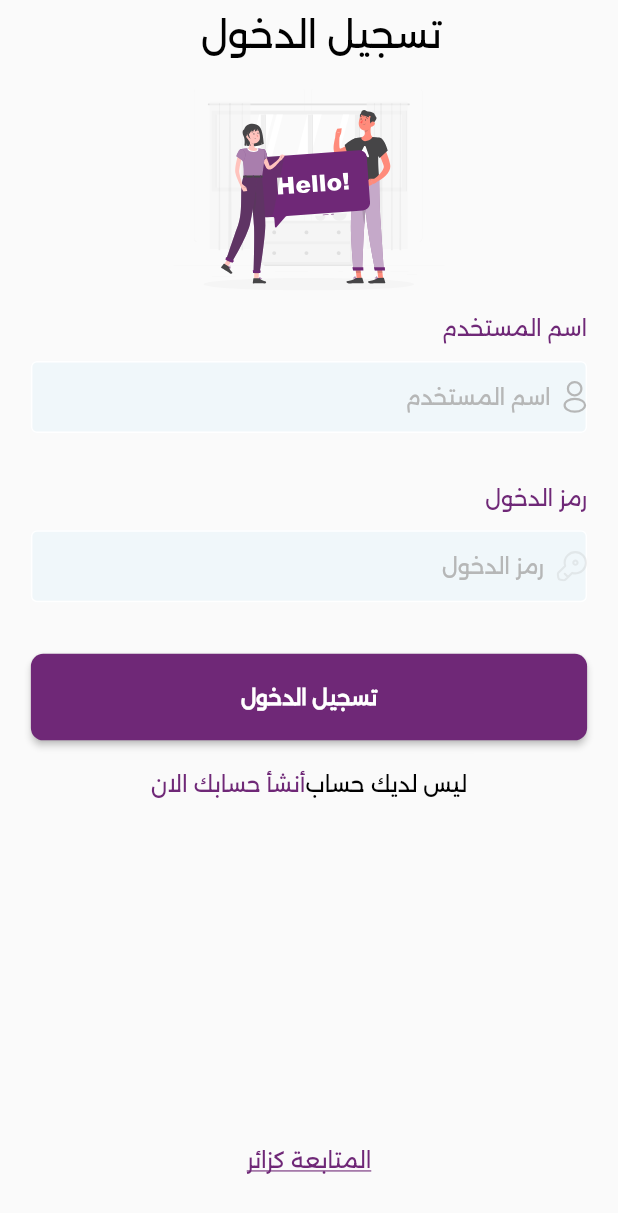
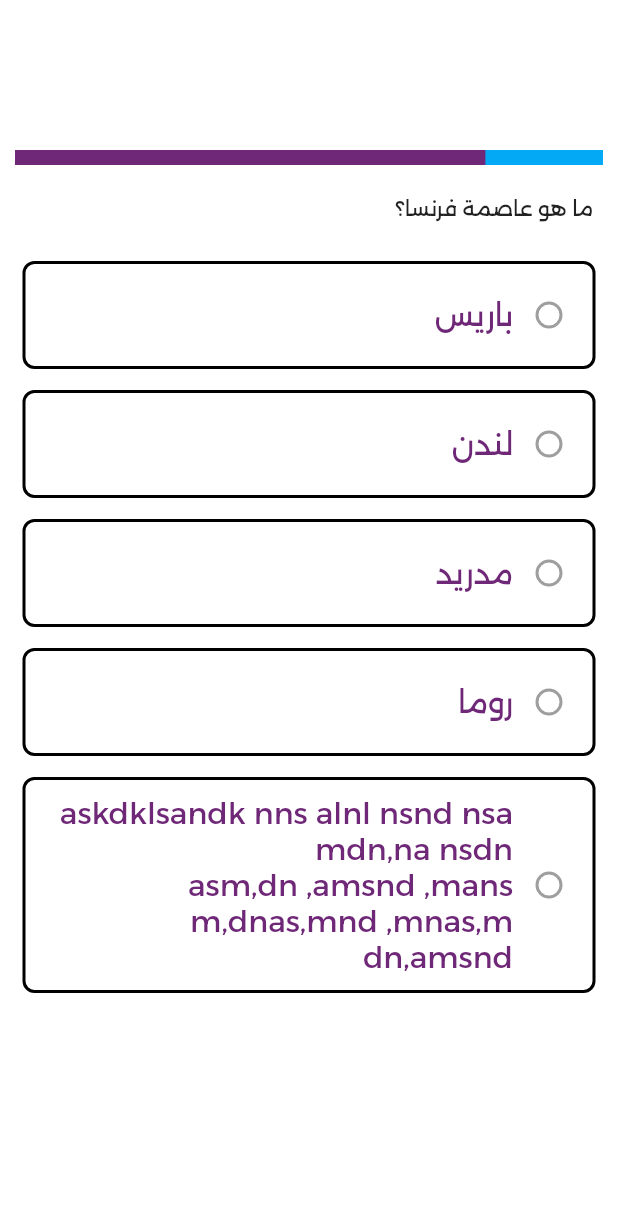
Before and after one commit to YamenAbuAlros/darrebni_project, a Flutter app: the screen it shows after launch, after a tap on "تسجيل الدخول", on a phone screen of 412 x 824 dp. Shown: the top 1213 px of the screen. Run offline on Flutter 3.47's test engine with Material 2 defaults, Android fonts, the phone set to English and light mode, and no system bars; our stand-ins replace bot_toast, carousel_slider, connectivity_plus, flutter_spinkit, flutter_svg, get and 1 more; network calls fail; project files that could hold a hidden picture were left out.

Commit message:
update custom question 22

```diff
--- a/lib/core/services/connectivity_service.dart
+++ b/lib/core/services/connectivity_service.dart
@@ -32,8 +32,8 @@ class ConnectivityService {
         return ConnectivityStatus.OFFLINE;
       case ConnectivityResult.vpn:
         return ConnectivityStatus.ONLINE;
-      case ConnectivityResult.other:
-        return ConnectivityStatus.ONLINE;
+      // case ConnectivityResult.other:
+      //   return ConnectivityStatus.ONLINE;
     }
   }
 }
--- a/lib/ui/shared/custom_widgets/custom_overalay.dart
+++ b/lib/ui/shared/custom_widgets/custom_overalay.dart
@@ -32,14 +32,14 @@ void showCustomAlertDialog({
               text: 'تسجيل الدخول',
               textColor: AppColors.mainWhite,
               onPressed: () {
-                Get.to(const LoginView());
+                Get.off(const LoginView());
               },),
             (15).sbh,
             CustomRichText(
               text1: 'ليس لديك حساب',
               text2: 'أنشأ حسابك الان',
               ontap: () {
-                Get.to(const RegisterView());
+                Get.off(const RegisterView());
               },
             ),
           ],
@@ -52,7 +52,9 @@ void showCustomAlertDialog({
             ),
             (10).sbh,
             CustomButton(
-                text: 'أرسل', textColor: AppColors.mainWhite),
+                text: 'أرسل', textColor: AppColors.mainWhite,onPressed: (){
+                  Get.back();
+            },),
           ]
         ],
       ),
--- a/lib/ui/shared/custom_widgets/custom_question.dart
+++ b/lib/ui/shared/custom_widgets/custom_question.dart
@@ -1,88 +1,122 @@
-// import 'package:flutter/material.dart';
-// import 'package:template/ui/shared/custom_widgets/custom_radioLisTile.dart';
-// import 'package:template/ui/shared/extenssions/extenssions.dart';
-// class Question {
-//   final String questionText;
-//   final List<String> options;
-//   final int correctOptionIndex;
-//
-//   Question({required this.questionText, required this.options, required this.correctOptionIndex});
-// }
-// class CustomQuestion extends StatefulWidget {
-//   final String questionText;
-//   final List<String> options;
-//   final int correctOptionIndex;
-//   const CustomQuestion({super.key, required this.questionText, required this.options, required this.correctOptionIndex});
-//
-//   @override
-//   State<CustomQuestion> createState() => _CustomQuestionState();
-// }
-//
-// class _CustomQuestionState extends State<CustomQuestion> {
-//   int _currentQuestionIndex = 0;
-//
-//   int _score = 0;
-//
-//   List<Question> _questions = [
-//     Question(
-//       questionText: 'ما هو عاصمة فرنسا؟',
-//       options: ['باريس', 'لندن', 'مدريد', 'روما', 'برلين'],
-//       correctOptionIndex: 0,
-//     ),
-//     // إضافة المزيد من الأسئلة هنا
-//   ];
-//
-//   void _checkAnswer(int selectedIndex) {
-//     setState(() {
-//       if (selectedIndex == _questions[_currentQuestionIndex].correctOptionIndex) {
-//         _score++;
-//       }
-//       _currentQuestionIndex++;
-//
-//       if (_currentQuestionIndex >= _questions.length) {
-//         // تم الانتهاء من الأسئلة
-//         // يمكنك القيام بتنفيذ أي شيء تريده هنا
-//       }
-//     });
-//   }
-//
-//
-//   @override
-//   Widget build(BuildContext context) {
-//     double progress = (_currentQuestionIndex + 1) / _questions.length;
-//     return  Column(
-//       children: [
-//         LinearProgressIndicator(
-//           value: progress,
-//           color: Colors.green, // لون الشريط عندما يكون مكتمل
-//           backgroundColor: Colors.grey, // لون الشريط عندما لم يتم تحقيق النسبة المئوية بعد
-//         ),
-//         (10).sbw,
-//         Row(children: [
-//           Text(''),
-//           Text('')
-//         ],),
-//         Column(
-//           children: _questions[_currentQuestionIndex]
-//               .options
-//               .asMap()
-//               .entries
-//               .map(
-//                 (option) => Container(
-//               margin: EdgeInsets.all(8.0),
-//                   decoration: BoxDecoration(
-//                     border: Border.all(color: Colors.black, width: 2.0),
-//                     borderRadius: BorderRadius.circular(8.0),
-//                   ),
-//               child:CustomRadioLisTile(text:option.value,  value: option.key,
-//                 groupValue: _selectedOption,
-//                 onChanged: (selectedValue) => _checkAnswer(selectedValue),),
-//             ),
-//           )
-//               .toList(),
-//         ),
-//
-//       ],
-//     );
-//   }
-// }
+import 'package:flutter/material.dart';
+import 'package:template/ui/shared/colors.dart';
+import 'package:template/ui/shared/custom_widgets/custom_radioLisTile.dart';
+import 'package:template/ui/shared/extenssions/extenssions.dart';
+import 'package:template/ui/shared/utils.dart';
+class Question {
+  final String questionText;
+  final List<String> options;
+  final int correctOptionIndex;
+
+  Question({required this.questionText, required this.options, required this.correctOptionIndex});
+}
+class CustomQuestion extends StatefulWidget {
+  final String questionText;
+  final List<String> options;
+  final int correctOptionIndex;
+  const CustomQuestion({super.key, required this.questionText, required this.options, required this.correctOptionIndex});
+
+  @override
+  State<CustomQuestion> createState() => _CustomQuestionState();
+}
+
+class _CustomQuestionState extends State<CustomQuestion> {
+  int _currentQuestionIndex = 0;
+
+  // int _score = 0;
+
+  List<Question> _questions = [
+    Question(
+      questionText: 'ما هو عاصمة فرنسا؟',
+      options: ['باريس', 'لندن', 'مدريد', 'روما', 'askdklsandk nns alnl nsnd nsa mdn,na nsdn asm,dn ,amsnd ,mans m,dnas,mnd ,mnas,m dn,amsnd'],
+      correctOptionIndex: 0,
+    ),
+    Question(
+      questionText: 'ما هو عاصمة فرنسا؟',
+      options: ['باريس', 'لندن', 'مدريد', 'روما', 'askdklsandk nns alnl nsnd nsa mdn,na nsdn asm,dn ,amsnd ,mans m,dnas,mnd ,mnas,m dn,amsnd'],
+      correctOptionIndex: 0,
+    ),
+    Question(
+      questionText: 'ما هو عاصمة فرنسا؟',
+      options: ['باريس', 'لندن', 'مدريد', 'روما', 'askdklsandk nns alnl nsnd nsa mdn,na nsdn asm,dn ,amsnd ,mans m,dnas,mnd ,mnas,m dn,amsnd'],
+      correctOptionIndex: 0,
+    ),
+    Question(
+      questionText: 'ما هو عاصمة فرنسا؟',
+      options: ['باريس', 'لندن', 'مدريد', 'روما', 'askdklsandk nns alnl nsnd nsa mdn,na nsdn asm,dn ,amsnd ,mans m,dnas,mnd ,mnas,m dn,amsnd'],
+      correctOptionIndex: 0,
+    ),
+    Question(
+      questionText: 'ما هو عاصمة فرنسا؟',
+      options: ['باريس', 'لندن', 'مدريد', 'روما', 'برلين'],
+      correctOptionIndex: 0,
+    ),
+    // إضافة المزيد من الأسئلة هنا
+  ];
+
+  // void _checkAnswer(int selectedIndex) {
+  //   setState(() {
+  //     if (selectedIndex == _questions[_currentQuestionIndex].correctOptionIndex) {
+  //       _score++;
+  //     }
+  //     _currentQuestionIndex++;
+  //
+  //     if (_currentQuestionIndex >= _questions.length) {
+  //       // تم الانتهاء من الأسئلة
+  //       // يمكنك القيام بتنفيذ أي شيء تريده هنا
+  //     }
+  //   });
+  // }
+
+
+  @override
+  Widget build(BuildContext context) {
+    double progress = (_currentQuestionIndex + 1) / _questions.length;
+    return  SafeArea(
+      child: Scaffold(
+        backgroundColor: Colors.white,
+        body: Column(
+          children: [
+            (100).sbh,
+            Padding(
+              padding: const EdgeInsets.symmetric(horizontal: 10),
+              child: LinearProgressIndicator(
+                minHeight: 10,
+                value: progress,
+                color: Colors.lightBlue, // لون الشريط عندما يكون مكتمل
+                backgroundColor: AppColors.mainPurple1, // لون الشريط عندما لم يتم تحقيق النسبة المئوية بعد
+              ),
+            ),
+            (20).sbh,
+            Padding(
+              padding:  EdgeInsets.only(left: width*0.6),
+              child: Text(_questions[_currentQuestionIndex].questionText,),
+            ),
+            (20).sbh,
+            Column(
+              children: _questions[_currentQuestionIndex]
+                  .options
+                  .asMap()
+                  .entries
+                  .map(
+                    (option) => Container(
+                      constraints: const BoxConstraints(minHeight: 70),
+                  margin: EdgeInsets.symmetric(horizontal: 15,vertical: 7),
+                      padding: EdgeInsets.symmetric(horizontal:5,vertical: 10),
+                      decoration: BoxDecoration(
+                        border: Border.all(color: Colors.black, width: 2.0),
+                        borderRadius: BorderRadius.circular(8.0),
+                      ),
+                  child:CustomRadioLisTile(text:option.value,  value: option.key,
+                    groupValue: progress,answer: true,fontSizeText:20),
+                ),
+              )
+                  .toList(),
+            ),
+
+          ],
+        ),
+      ),
+    );
+  }
+}
--- a/lib/ui/shared/custom_widgets/custom_radioLisTile.dart
+++ b/lib/ui/shared/custom_widgets/custom_radioLisTile.dart
@@ -11,13 +11,18 @@ class CustomRadioLisTile extends StatelessWidget {
       this.groupValue,
       this.activeColor,
       this.value,
-      this.onchanged});
+      this.onchanged,
+      this.answer = false,
+      this.fontSizeText});
 
   final String text;
   final groupValue;
   final Color? activeColor;
   final value;
   final onchanged;
+  final bool? answer;
+  final double? fontSizeText;
+
   @override
   Widget build(BuildContext context) {
     return Row(
@@ -28,10 +33,16 @@ class CustomRadioLisTile extends StatelessWidget {
           groupValue: groupValue,
           onChanged: onchanged,
         ),
-        CustomText(
-          text: text,
-          fontsize: width * 0.0225,
-        ),
+        answer == false
+            ? CustomText(
+                text: text,
+                fontsize: fontSizeText ?? width * 0.0225,
+              )
+            : Expanded(
+                child: CustomText(
+                text: text,
+                fontsize: fontSizeText ?? width * 0.0225,
+              ))
       ],
     );
   }
--- a/lib/ui/shared/custom_widgets/custom_text.dart
+++ b/lib/ui/shared/custom_widgets/custom_text.dart
@@ -25,6 +25,8 @@ class CustomText extends StatelessWidget {
           : TextDirection.ltr,
       text,
       textAlign: TextAlign.right,
+      maxLines: null,
+      overflow: TextOverflow.visible,
       // maxLines: 1,
       style: TextStyle(
           // fontFamily: 'Alexandria-Regular',
--- a/lib/ui/shared/custom_widgets/custom_textfield.dart
+++ b/lib/ui/shared/custom_widgets/custom_textfield.dart
@@ -41,7 +41,7 @@ class CustomTextField extends StatelessWidget {
       textInputAction: TextInputAction.next,
       validator: validator,
       controller: controller,
-
+     maxLines:maxLines??1 ,
       decoration: InputDecoration(
         suffixIconConstraints: BoxConstraints(
           maxWidth: width * 0.05,
--- a/lib/ui/views/login_view/login_view.dart
+++ b/lib/ui/views/login_view/login_view.dart
@@ -10,6 +10,7 @@ import 'package:template/ui/shared/utils.dart';
 import 'package:template/ui/views/main_view/main_view.dart';
 import 'package:template/ui/views/register_view/register_view.dart';
 
+import '../../shared/custom_widgets/custom_question.dart';
 import '../../shared/custom_widgets/custom_tap_bar.dart';
 import 'login_controller.dart';
 
@@ -26,6 +27,7 @@ class _LoginViewState extends State<LoginView> {
   Widget build(BuildContext context) {
     return SafeArea(
       child: Scaffold(
+        resizeToAvoidBottomInset: false,
           extendBody: true,
           body: Padding(
             padding: EdgeInsetsDirectional.symmetric(horizontal: width * 0.05),
@@ -56,6 +58,10 @@ class _LoginViewState extends State<LoginView> {
                 CustomButton(
                   text: "تسجيل الدخول",
                   textColor: AppColors.mainWhite,
+                  onPressed:(){
+                    Get.to(CustomQuestion(options: ['434','gchgc','gchgc'],questionText: 'wgat ig hbb',correctOptionIndex:0 ,));
+                    // showCustomAlertDialog(context:context,isNotReport: false,report: controller.loginController);
+                  },
                 ),
                 (width * 0.05).sbh,
                 CustomRichText(
```
